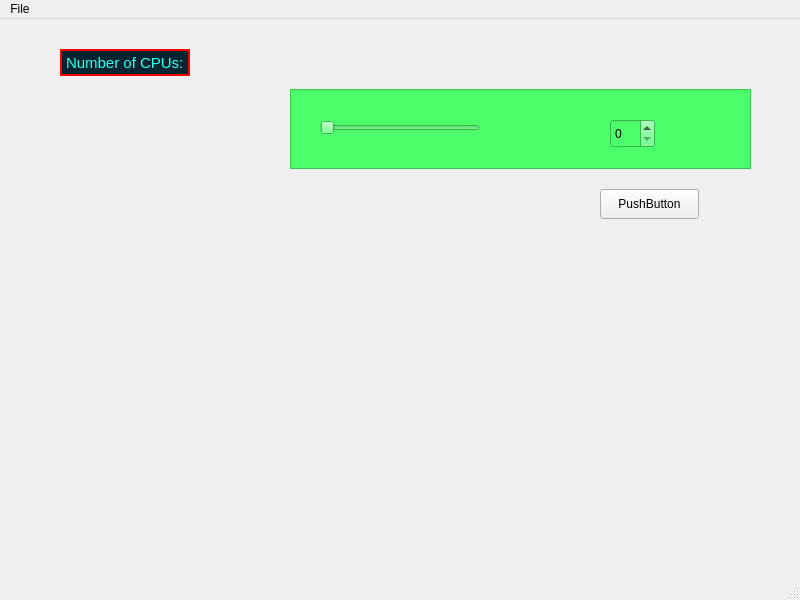
Old version of the form CPU-Usage/mainwindow.ui in the repository jentor67/Qt6Cmake.
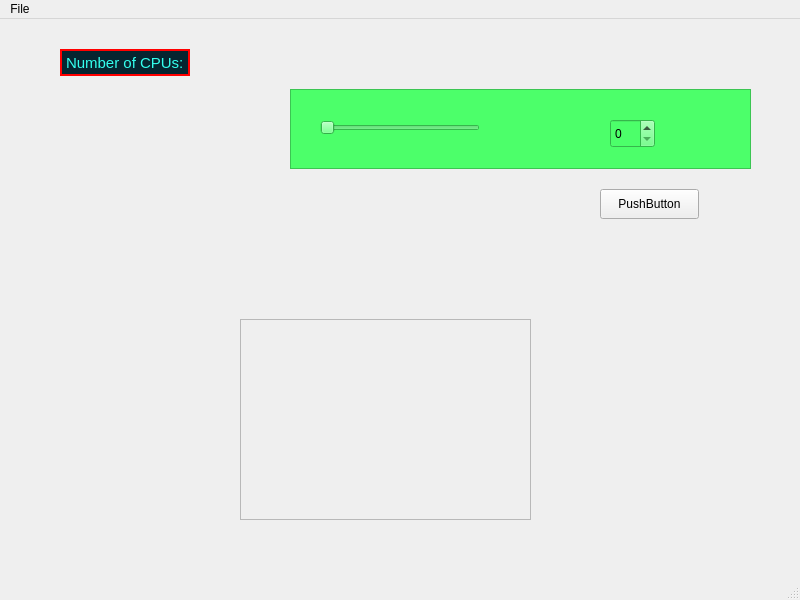
New version of the form.

Patch:
```diff
--- a/CPU-Usage/mainwindow.ui
+++ b/CPU-Usage/mainwindow.ui
@@ -95,8 +95,8 @@
    <widget class="QWidget" name="verticalLayoutWidget">
     <property name="geometry">
      <rect>
-      <x>470</x>
-      <y>260</y>
+      <x>580</x>
+      <y>230</y>
       <width>160</width>
       <height>251</height>
      </rect>
@@ -239,6 +239,22 @@
      </property>
     </widget>
    </widget>
+   <widget class="QFrame" name="painterFrame">
+    <property name="geometry">
+     <rect>
+      <x>240</x>
+      <y>300</y>
+      <width>291</width>
+      <height>201</height>
+     </rect>
+    </property>
+    <property name="frameShape">
+     <enum>QFrame::Shape::StyledPanel</enum>
+    </property>
+    <property name="frameShadow">
+     <enum>QFrame::Shadow::Raised</enum>
+    </property>
+   </widget>
   </widget>
   <widget class="QMenuBar" name="menubar">
    <property name="geometry">
```
Left out of the diff: 2 changed lines with no effect on the pictures.
